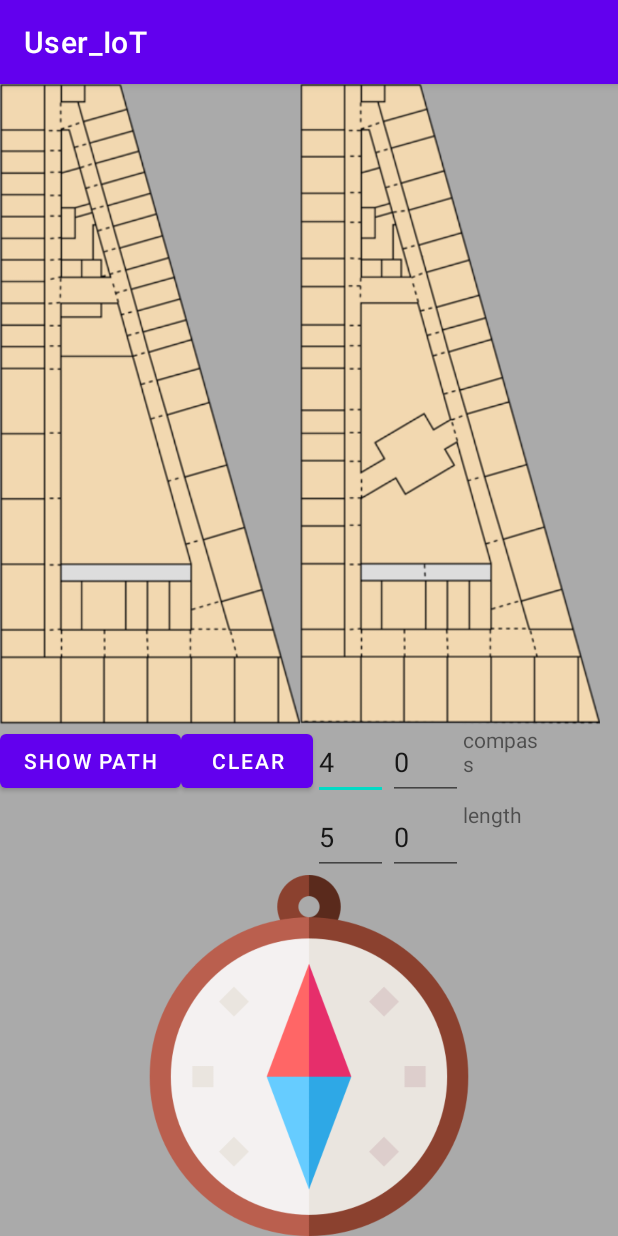
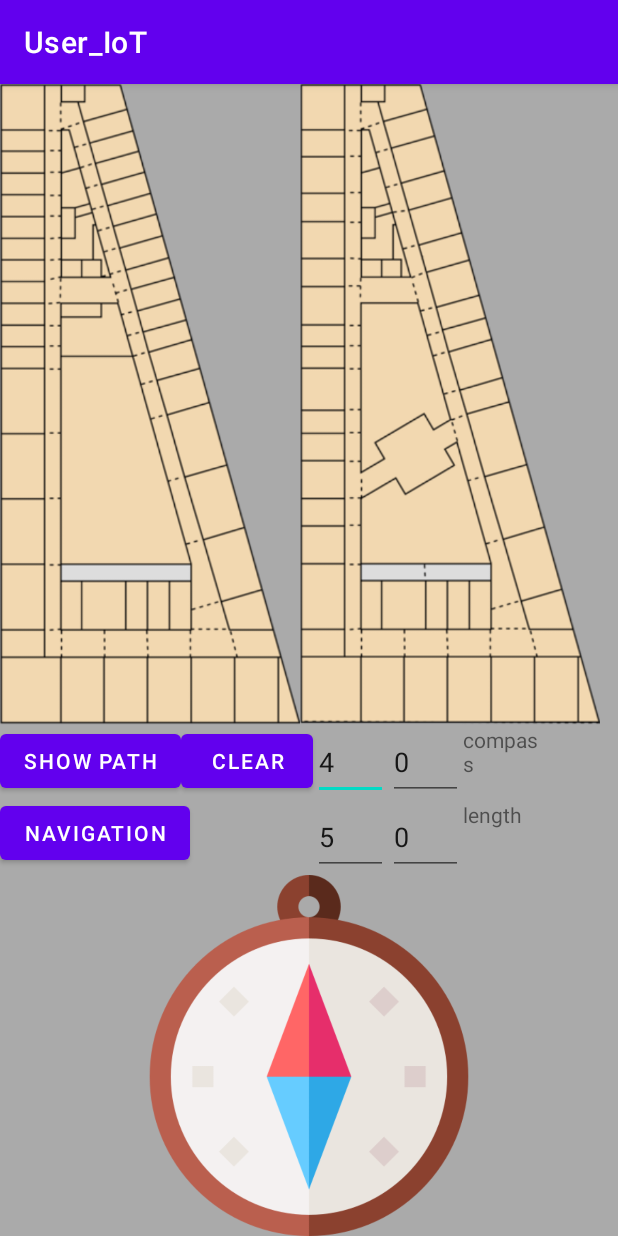
Before and after one commit to jimin61445/IoT_User, an Android app: the screen it shows after launch (MainActivity), on a phone screen of 412 x 824 dp. Run offline under Robolectric (Android 15) with nearby library versions, the phone set to English and light mode, and no system bars.

Commit message:
navigation

```diff
--- a/app/src/main/AndroidManifest.xml
+++ b/app/src/main/AndroidManifest.xml
@@ -21,6 +21,7 @@
                 <category android:name="android.intent.category.LAUNCHER" />
             </intent-filter>
         </activity>
+        <activity android:name=".Navigation"></activity>
     </application>
 
 </manifest>
--- a/app/src/main/java/com/example/myapplication/MainActivity.java
+++ b/app/src/main/java/com/example/myapplication/MainActivity.java
@@ -2,6 +2,10 @@ package com.example.myapplication;
 
 import androidx.appcompat.app.AppCompatActivity;
 
+import android.content.BroadcastReceiver;
+import android.content.Context;
+import android.content.Intent;
+import android.content.IntentFilter;
 import android.hardware.Sensor;
 import android.hardware.SensorEvent;
 import android.hardware.SensorEventListener;
@@ -34,10 +38,24 @@ public class MainActivity extends AppCompatActivity implements SensorEventListen
     private float[] mOrientation = new float[3];
     private float currentDegree = 0f;
 
+    private Button navigationButton;
+
     EditText ets ;
     EditText ete ;
     EditText eto ;
     EditText eti ;
+
+    private BroadcastReceiver azimuthReceiver = new BroadcastReceiver() {
+        @Override
+        public void onReceive(Context context, Intent intent) {
+            if (intent.getAction().equals("com.example.myapplication.AZIMUTH_UPDATE")) {
+                float azimuth = intent.getFloatExtra("azimuth", 0f);
+                // 여기서 azimuth 값을 사용해 원하는 작업 수행
+
+
+            }
+        }
+    };
     @Override
     protected void onCreate(Bundle savedInstanceState) {
         super.onCreate(savedInstanceState);
@@ -61,6 +79,18 @@ public class MainActivity extends AppCompatActivity implements SensorEventListen
         pt = (ImageView) findViewById(R.id.pointer);
         tv =(TextView)findViewById(R.id.textView1);
         lt =(TextView)findViewById(R.id.textView2);
+
+        navigationButton = findViewById(R.id.navigationButton);
+        navigationButton.setOnClickListener(new View.OnClickListener() {
+            @Override
+            public void onClick(View v) {
+
+                // 네비게이션 액티비티로 전환
+                Intent intent = new Intent(MainActivity.this, Navigation.class);
+                startActivity(intent);
+            }
+        });
+
     }
 
     View.OnClickListener t =new View.OnClickListener() {
@@ -127,6 +157,10 @@ public class MainActivity extends AppCompatActivity implements SensorEventListen
         super.onResume();
         sm.registerListener((SensorEventListener) this,Accel,SensorManager.SENSOR_DELAY_GAME);
         sm.registerListener((SensorEventListener) this,Magnet,SensorManager.SENSOR_DELAY_GAME);
+
+        // BroadcastReceiver 등록
+        IntentFilter filter = new IntentFilter("com.example.myapplication.AZIMUTH_UPDATE");
+        registerReceiver(azimuthReceiver, filter);
     }
 
     @Override
@@ -134,6 +168,9 @@ public class MainActivity extends AppCompatActivity implements SensorEventListen
         super.onPause();
         sm.unregisterListener((SensorEventListener) this, Accel);
         sm.unregisterListener((SensorEventListener) this,Magnet);
+
+        // BroadcastReceiver 해제
+        unregisterReceiver(azimuthReceiver);
     }
     @Override
     public void onSensorChanged(SensorEvent event){
@@ -152,6 +189,11 @@ public class MainActivity extends AppCompatActivity implements SensorEventListen
             float azimuth = (float) Math.toDegrees(mOrientation[0]);
             tv.setText(" "+azimuth);
 
+            // azimuth 값을 Broadcast로 전달
+            Intent azimuthIntent = new Intent("com.example.myapplication.AZIMUTH_UPDATE");
+            azimuthIntent.putExtra("azimuth", azimuth);
+            sendBroadcast(azimuthIntent);
+
             RotateAnimation RA =  new RotateAnimation(currentDegree,-azimuth, Animation.RELATIVE_TO_SELF,0.5f,Animation.RELATIVE_TO_SELF,0.5f);
 
             RA.setDuration(250);
@@ -160,6 +202,7 @@ public class MainActivity extends AppCompatActivity implements SensorEventListen
             currentDegree= -azimuth;
         }
     }
+
     @Override
     public void onAccuracyChanged(Sensor sensor,int accuracy){}
 
--- a/app/src/main/res/layout/activity_main.xml
+++ b/app/src/main/res/layout/activity_main.xml
@@ -92,6 +92,13 @@
         android:layout_toRightOf="@+id/eto"
         android:text="length"
         android:layout_below="@+id/textView1"/>
+
+    <Button
+        android:id="@+id/navigationButton"
+        android:layout_width="wrap_content"
+        android:layout_height="wrap_content"
+        android:text="NAVIGATION"
+        android:layout_below="@+id/btn1"/>
     <!--    /*-->
 <!--    com.example.myapplication.MyView-->
 <!--    android:id="@+id/printB"-->
```
Also changed, not shown: app/src/main/java/com/example/myapplication/Navigation.java (added, +93 -0 lines), app/src/main/res/layout/navigation.xml (added, +14 -0 lines), app/src/main/res/drawable/down.png (added), app/src/main/res/drawable/left.png (added), app/src/main/res/drawable/right.png (added), app/src/main/res/drawable/up.png (added).
